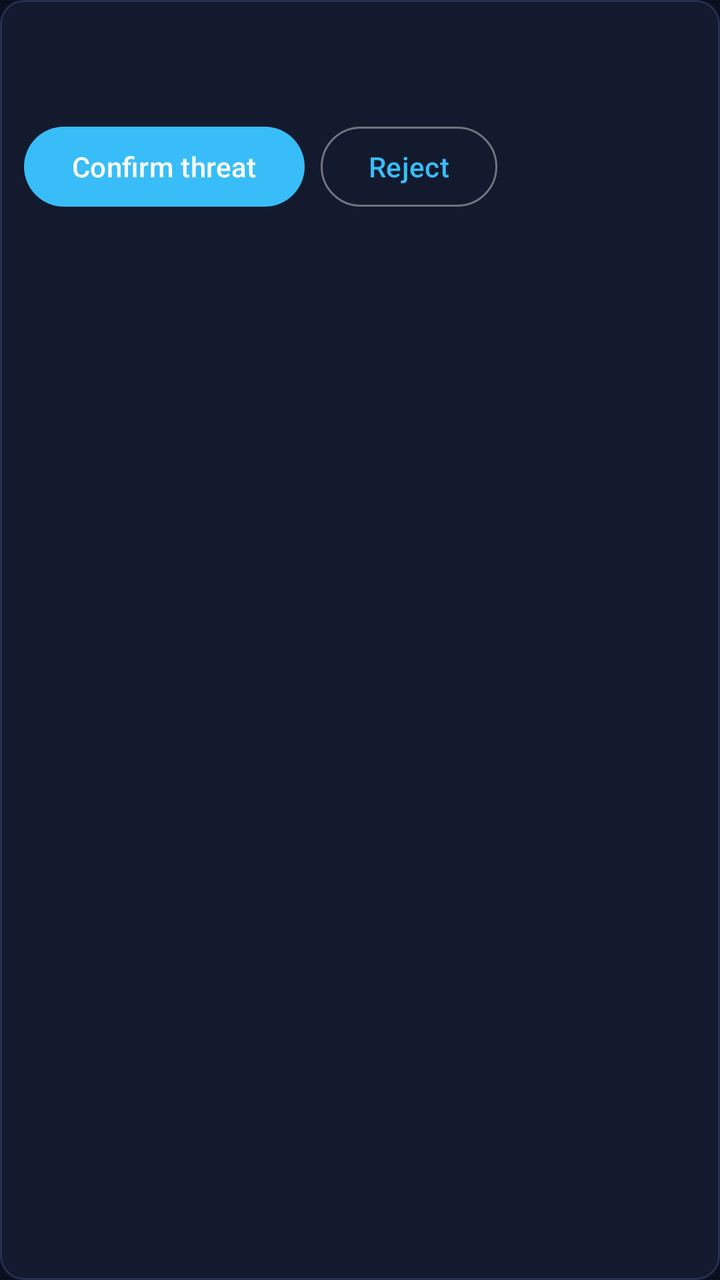
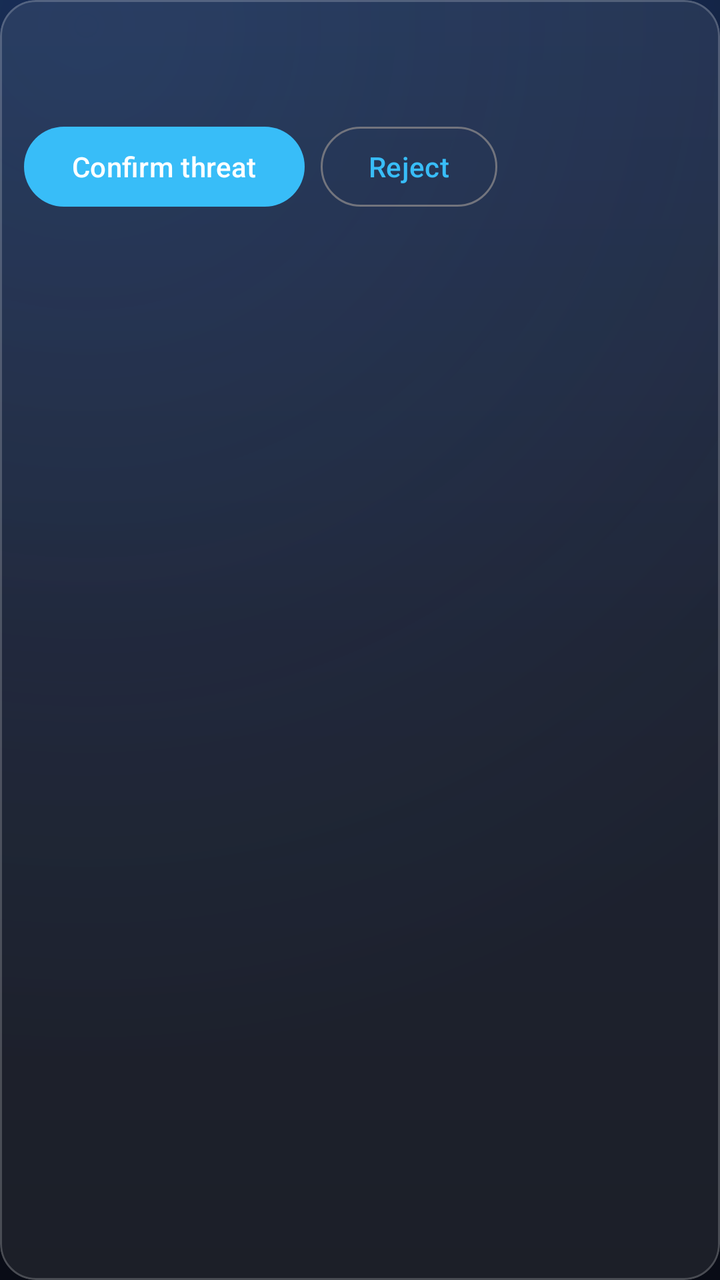

An Android layout rendered at two revisions. The XML below is the earlier revision; the diff shows what the commit changed to produce the second picture.
<!-- AndroidManifest.xml: application theme Theme.CyberShield -->
<!-- res/layout/item_report.xml -->
<?xml version="1.0" encoding="utf-8"?>
<com.google.android.material.card.MaterialCardView xmlns:android="http://schemas.android.com/apk/res/android"
    xmlns:app="http://schemas.android.com/apk/res-auto"
    android:layout_width="match_parent"
    android:layout_height="wrap_content"
    android:layout_marginBottom="8dp"
    app:cardBackgroundColor="@color/panel"
    app:strokeColor="@color/edge"
    app:strokeWidth="1dp"
    app:cardCornerRadius="12dp">

    <LinearLayout
        android:layout_width="match_parent"
        android:layout_height="wrap_content"
        android:orientation="vertical"
        android:padding="12dp">

        <TextView
            android:id="@+id/rpMeta"
            android:layout_width="match_parent"
            android:layout_height="wrap_content"
            android:textColor="@color/muted"
            android:textSize="12sp"
            android:text="" />

        <TextView
            android:id="@+id/rpSnippet"
            android:layout_width="match_parent"
            android:layout_height="wrap_content"
            android:layout_marginTop="4dp"
            android:textColor="@color/text"
            android:text="" />

        <LinearLayout
            android:id="@+id/rpActions"
            android:layout_width="match_parent"
            android:layout_height="wrap_content"
            android:orientation="horizontal"
            android:layout_marginTop="8dp">

            <com.google.android.material.button.MaterialButton
                android:id="@+id/rpConfirm"
                style="@style/Widget.Material3.Button"
                android:layout_width="wrap_content"
                android:layout_height="wrap_content"
                android:text="Confirm threat" />

            <com.google.android.material.button.MaterialButton
                android:id="@+id/rpReject"
                style="@style/Widget.Material3.Button.OutlinedButton"
                android:layout_width="wrap_content"
                android:layout_height="wrap_content"
                android:layout_marginStart="8dp"
                android:text="Reject" />
        </LinearLayout>
    </LinearLayout>
</com.google.android.material.card.MaterialCardView>
<!-- resources referenced by this layout -->
<resources>
  <color name="edge">#243050</color>
  <color name="muted">#93A0BC</color>
  <color name="panel">#131A2E</color>
  <color name="text">#E7ECF5</color>
  <style name="Theme.CyberShield" parent="Theme.Material3.DynamicColors.DayNight">
          <item name="colorPrimary">@color/sky</item>
          <item name="android:colorBackground">@color/ink</item>
          <item name="android:windowBackground">@color/ink</item>
          <item name="android:statusBarColor">@color/ink</item>
          <item name="android:navigationBarColor">@color/ink</item>
      </style>
  <color name="sky">#38BDF8</color>
  <color name="ink">#0B1020</color>
</resources>

<!-- the commit's change to res/layout/item_report.xml (unified diff, before → after) -->
@@ -4,10 +4,10 @@
     android:layout_width="match_parent"
     android:layout_height="wrap_content"
     android:layout_marginBottom="8dp"
-    app:cardBackgroundColor="@color/panel"
-    app:strokeColor="@color/edge"
+    app:cardBackgroundColor="@color/glass"
+    app:strokeColor="@color/glass_edge"
     app:strokeWidth="1dp"
-    app:cardCornerRadius="12dp">
+    app:cardCornerRadius="18dp">
 
     <LinearLayout
         android:layout_width="match_parent"
<!-- resource entries referenced after the edit -->
@@ -1,17 +1,45 @@
 <!-- resources referenced by this layout -->
 <resources>
-  <color name="edge">#243050</color>
+  <color name="glass">#14FFFFFF</color>
+  <color name="glass_edge">#33FFFFFF</color>
   <color name="muted">#93A0BC</color>
-  <color name="panel">#131A2E</color>
   <color name="text">#E7ECF5</color>
   <style name="Theme.CyberShield" parent="Theme.Material3.DynamicColors.DayNight">
           <item name="colorPrimary">@color/sky</item>
           <item name="android:colorBackground">@color/ink</item>
-          <item name="android:windowBackground">@color/ink</item>
-          <item name="android:statusBarColor">@color/ink</item>
-          <item name="android:navigationBarColor">@color/ink</item>
+          <item name="android:windowBackground">@drawable/bg_gradient</item>
+          <item name="android:statusBarColor">@color/bg_b</item>
+          <item name="android:navigationBarColor">@color/bg_c</item>
+          <item name="android:windowLightStatusBar">false</item>
       </style>
   <color name="sky">#38BDF8</color>
   <color name="ink">#0B1020</color>
+  <!-- drawable bg_gradient (drawable) -->
+  <?xml version="1.0" encoding="utf-8"?>
+  <layer-list xmlns:android="http://schemas.android.com/apk/res/android">
+      <item>
+          <shape android:shape="rectangle">
+              <gradient
+                  android:type="linear"
+                  android:angle="120"
+                  android:startColor="@color/bg_a"
+                  android:centerColor="@color/bg_b"
+                  android:endColor="@color/bg_c" />
+          </shape>
+      </item>
+      <item>
+          <shape android:shape="rectangle">
+              <gradient
+                  android:type="radial"
+                  android:gradientRadius="520dp"
+                  android:centerX="0.12" android:centerY="0.02"
+                  android:startColor="#2A2E6FCF"
+                  android:endColor="#00000000" />
+          </shape>
+      </item>
+  </layer-list>
+  <color name="bg_b">#0B1020</color>
+  <color name="bg_c">#090C16</color>
+  <color name="bg_a">#12203E</color>
 </resources>
 
